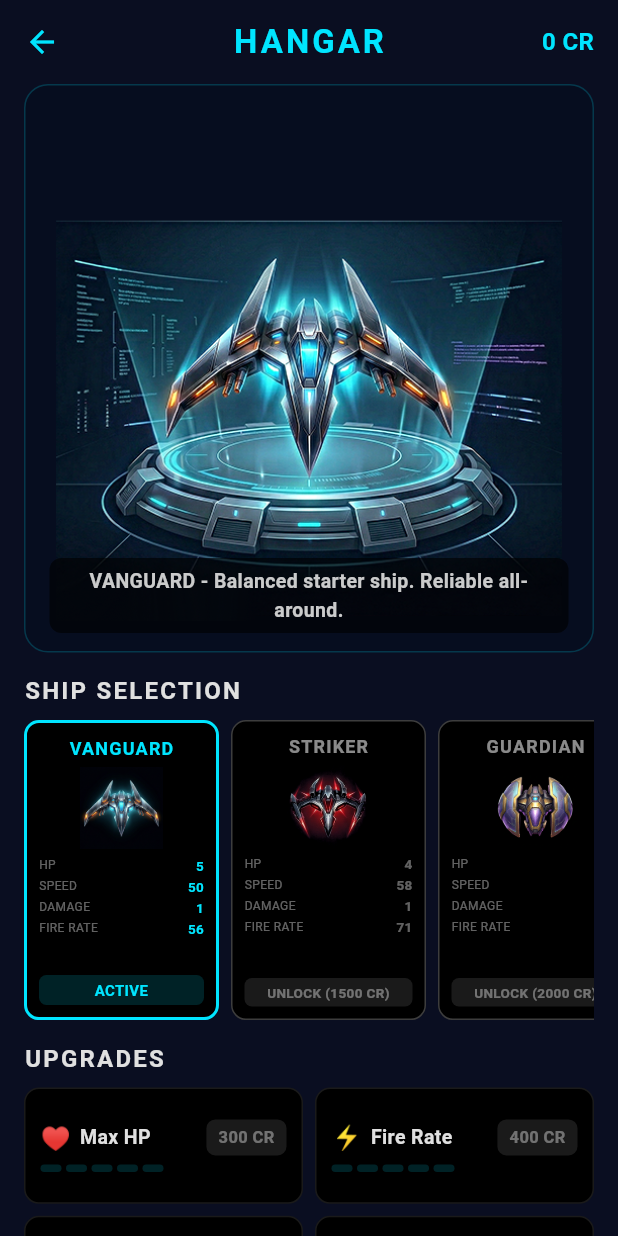
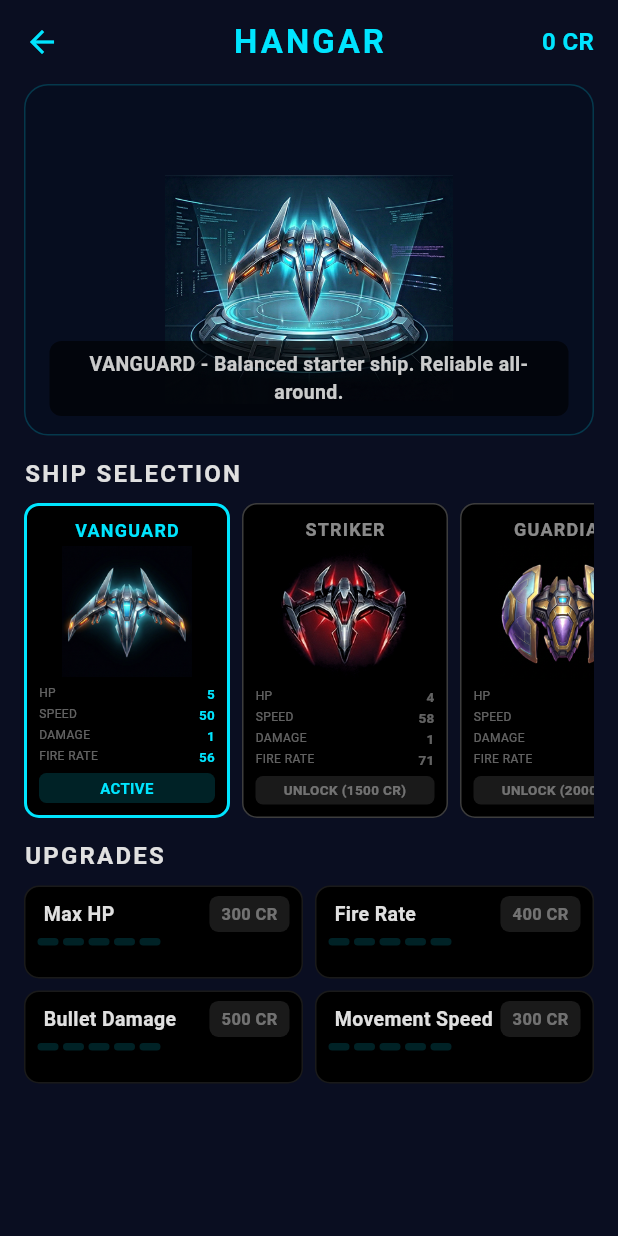
Before and after one commit to serge2day/galaxy_shoot, a Flutter app: the screen it shows after launch, after a tap on "HANGAR", on a phone screen of 412 x 824 dp. Run offline on Flutter 3.47's test engine with Material 3 defaults, Android fonts, the phone set to English and light mode, and no system bars; our stand-ins replace flutter_riverpod, shared_preferences; missing offline and left inert: flame.

Commit message:
Make UI responsive - scale all screens dynamically for all phone sizes
Added Responsive utility (lib/core/utils/responsive.dart):
- Scales all sizes relative to reference design (390x844)
- w() for width-based, h() for height-based, sp() for fonts
- Auto-initializes from MediaQuery

Home screen:
- All paddings, spacings, font sizes now scale with screen size
- Buttons and stats bar adapt to any phone width/height

Hangar screen:
- Hero ship display uses Responsive.h(240) instead of fixed %
- Ship card width scales with Responsive.w(130)
- Thumbnail uses Flexible to prevent overflow
- Upgrade cells use SingleChildScrollView for safety
- All tests pass on simulated phone viewport (1170x2532)

Stage select:
- Stage card circles scale with screen

Other screens init Responsive.init() on build.

https://claude.ai/code/session_019eqVE7nJo9XCTT7qLE4hj2

```diff
--- /dev/null
+++ b/lib/core/utils/responsive.dart
@@ -0,0 +1,31 @@
+import 'package:flutter/material.dart';
+
+/// Responsive scaling utilities based on screen size.
+/// Reference design: 390 x 844 (iPhone 14 / typical phone)
+class Responsive {
+  static double _width = 390;
+  static double _height = 844;
+
+  static void init(BuildContext context) {
+    final size = MediaQuery.of(context).size;
+    if (size.width > 0 && size.height > 0) {
+      _width = size.width;
+      _height = size.height;
+    }
+  }
+
+  /// Scale a value relative to reference width (390).
+  static double w(double value) => value * _width / 390;
+
+  /// Scale a value relative to reference height (844).
+  static double h(double value) => value * _height / 844;
+
+  /// Scale font size relative to width.
+  static double sp(double value) => value * _width / 390;
+
+  /// Screen width.
+  static double get screenWidth => _width;
+
+  /// Screen height.
+  static double get screenHeight => _height;
+}
--- a/lib/features/campaign/presentation/stage_select_screen.dart
+++ b/lib/features/campaign/presentation/stage_select_screen.dart
@@ -3,6 +3,7 @@ import 'package:flutter_riverpod/flutter_riverpod.dart';
 
 import '../../../app/providers.dart';
 import '../../../app/theme/app_theme.dart';
+import '../../../core/utils/responsive.dart';
 import '../domain/stage_id.dart';
 
 class StageSelectScreen extends ConsumerWidget {
@@ -10,6 +11,7 @@ class StageSelectScreen extends ConsumerWidget {
 
   @override
   Widget build(BuildContext context, WidgetRef ref) {
+    Responsive.init(context);
     final progress = ref.watch(campaignProgressProvider);
 
     return Scaffold(
@@ -97,8 +99,8 @@ class _StageCard extends StatelessWidget {
         child: Row(
           children: [
             Container(
-              width: 48,
-              height: 48,
+              width: Responsive.w(44),
+              height: Responsive.w(44),
               decoration: BoxDecoration(
                 shape: BoxShape.circle,
                 color: unlocked
--- a/lib/features/endless/presentation/endless_entry_screen.dart
+++ b/lib/features/endless/presentation/endless_entry_screen.dart
@@ -3,6 +3,7 @@ import 'package:flutter_riverpod/flutter_riverpod.dart';
 
 import '../../../app/providers.dart';
 import '../../../app/theme/app_theme.dart';
+import '../../../core/utils/responsive.dart';
 import '../domain/biome_definition.dart';
 import '../domain/sector_definition.dart';
 import '../generation/sector_generator.dart';
@@ -12,6 +13,7 @@ class EndlessEntryScreen extends ConsumerWidget {
 
   @override
   Widget build(BuildContext context, WidgetRef ref) {
+    Responsive.init(context);
     final endlessProgress = ref.watch(endlessProgressProvider);
     final shipDef = ref.watch(selectedShipDefinitionProvider);
     final nextSector = endlessProgress.highestSector + 1;
@@ -56,7 +58,8 @@ class EndlessEntryScreen extends ConsumerWidget {
               child: ListView.separated(
                 padding: const EdgeInsets.symmetric(horizontal: 16),
                 itemCount: sectors.length,
-                separatorBuilder: (context, index) => const SizedBox(height: 10),
+                separatorBuilder: (context, index) =>
+                    const SizedBox(height: 10),
                 itemBuilder: (context, index) {
                   final sector = sectors[index];
                   final isActive = index == 0;
@@ -83,8 +86,7 @@ class EndlessEntryScreen extends ConsumerWidget {
                   SizedBox(
                     width: double.infinity,
                     child: ElevatedButton(
-                      onPressed: () =>
-                          Navigator.of(context).pop(sectors.first),
+                      onPressed: () => Navigator.of(context).pop(sectors.first),
                       child: Text(
                         nextSector == 1
                             ? 'BEGIN ENDLESS RUN'
@@ -189,9 +191,11 @@ class _SectorCard extends StatelessWidget {
               ),
               child: Center(
                 child: isLocked
-                    ? Icon(Icons.lock,
+                    ? Icon(
+                        Icons.lock,
                         size: 18,
-                        color: Colors.white.withValues(alpha: 0.2))
+                        color: Colors.white.withValues(alpha: 0.2),
+                      )
                     : Text(
                         '${sector.sectorNumber}',
                         style: TextStyle(
@@ -239,8 +243,7 @@ class _SectorCard extends StatelessWidget {
                       '${sector.missionCount} missions',
                       style: TextStyle(
                         fontSize: 11,
-                        color:
-                            AppTheme.textSecondary.withValues(alpha: 0.5),
+                        color: AppTheme.textSecondary.withValues(alpha: 0.5),
                       ),
                     ),
                   ],
@@ -253,17 +256,18 @@ class _SectorCard extends StatelessWidget {
                 crossAxisAlignment: CrossAxisAlignment.end,
                 children: sector.modifiers
                     .take(2)
-                    .map((m) => Padding(
+                    .map(
+                      (m) => Padding(
                         padding: const EdgeInsets.only(bottom: 2),
                         child: Text(
                           m.displayName,
                           style: TextStyle(
                             fontSize: 10,
-                              color: AppTheme.accentColor
-                                  .withValues(alpha: 0.7),
+                            color: AppTheme.accentColor.withValues(alpha: 0.7),
                           ),
                         ),
-                        ))
+                      ),
+                    )
                     .toList(),
               )
             else if (isLocked)
@@ -276,8 +280,11 @@ class _SectorCard extends StatelessWidget {
                 ),
               )
             else if (isActive)
-              const Icon(Icons.play_arrow,
-                  color: AppTheme.primaryColor, size: 24),
+              const Icon(
+                Icons.play_arrow,
+                color: AppTheme.primaryColor,
+                size: 24,
+              ),
           ],
         ),
       ),
--- a/lib/features/hangar/presentation/hangar_screen.dart
+++ b/lib/features/hangar/presentation/hangar_screen.dart
@@ -3,6 +3,7 @@ import 'package:flutter_riverpod/flutter_riverpod.dart';
 
 import '../../../app/providers.dart';
 import '../../../app/theme/app_theme.dart';
+import '../../../core/utils/responsive.dart';
 import '../../progression/domain/upgrade_definition.dart';
 import '../domain/ship_definition.dart';
 
@@ -11,6 +12,7 @@ class HangarScreen extends ConsumerWidget {
 
   @override
   Widget build(BuildContext context, WidgetRef ref) {
+    Responsive.init(context);
     final unlockedIds = ref.watch(unlockedShipsProvider);
     final selectedId = ref.watch(selectedShipProvider);
     final wallet = ref.watch(walletProvider);
@@ -79,7 +81,7 @@ class HangarScreen extends ConsumerWidget {
             const SizedBox(height: 8),
             // Compact horizontal ship cards
             SizedBox(
-              height: 200,
+              height: 210,
               child: ListView.separated(
                 scrollDirection: Axis.horizontal,
                 itemCount: ShipCatalog.ships.length,
@@ -126,7 +128,7 @@ class HangarScreen extends ConsumerWidget {
               crossAxisCount: 2,
               mainAxisSpacing: 8,
               crossAxisSpacing: 8,
-              childAspectRatio: 2.4,
+              childAspectRatio: 3.0,
               children: UpgradeConfig.definitions.map((def) {
                 final currentLevel = upgradeState.levelOf(def.type);
                 final isMaxed = currentLevel >= def.maxLevel;
@@ -175,9 +177,8 @@ class _HeroShipDisplay extends StatelessWidget {
 
   @override
   Widget build(BuildContext context) {
-    final screenHeight = MediaQuery.of(context).size.height;
     return Container(
-      height: screenHeight * 0.46,
+      height: Responsive.h(240),
       decoration: BoxDecoration(
         borderRadius: BorderRadius.circular(16),
         border: Border.all(color: AppTheme.primaryColor.withValues(alpha: 0.2)),
@@ -259,14 +260,16 @@ class _ShipCard extends StatelessWidget {
           ? onSelect
           : (credits >= ship.unlockCost ? onUnlock : null),
       child: Container(
-        width: 130,
+        width: Responsive.w(130),
         padding: const EdgeInsets.all(8),
+        clipBehavior: Clip.hardEdge,
         decoration: BoxDecoration(
           borderRadius: BorderRadius.circular(10),
           border: Border.all(color: _borderColor, width: isSelected ? 2 : 1),
           color: const Color(0xFF000000),
         ),
         child: Column(
+          mainAxisSize: MainAxisSize.min,
           children: [
             // Ship name
             Text(
@@ -278,16 +281,15 @@ class _ShipCard extends StatelessWidget {
                 letterSpacing: 0.8,
               ),
             ),
-            const SizedBox(height: 4),
-            // Thumbnail - compact
-            SizedBox(
-              height: 55,
+            const SizedBox(height: 2),
+            // Thumbnail
+            Flexible(
               child: Image.asset(
                 'assets/images/ship_${ship.id}_thumb.png',
                 fit: BoxFit.contain,
                 errorBuilder: (context, error, stackTrace) => Icon(
                   isUnlocked ? Icons.rocket_launch : Icons.lock,
-                  size: 30,
+                  size: 28,
                   color: isUnlocked
                       ? _borderColor.withValues(alpha: 0.5)
                       : Colors.white24,
@@ -303,8 +305,7 @@ class _ShipCard extends StatelessWidget {
               'FIRE RATE',
               ((1 / ship.baseStats.fireCooldown) * 10).round().toString(),
             ),
-            const Spacer(),
-            // Action button
+            const SizedBox(height: 4),
             _buildAction(),
           ],
         ),
@@ -416,20 +417,20 @@ class _UpgradeCell extends StatelessWidget {
   @override
   Widget build(BuildContext context) {
     return Container(
-      padding: const EdgeInsets.symmetric(horizontal: 10, vertical: 8),
+      padding: const EdgeInsets.symmetric(horizontal: 8, vertical: 6),
       decoration: BoxDecoration(
         borderRadius: BorderRadius.circular(10),
         color: const Color(0xFF000000),
         border: Border.all(color: Colors.white10),
       ),
+      child: SingleChildScrollView(
         child: Column(
           crossAxisAlignment: CrossAxisAlignment.start,
-        mainAxisAlignment: MainAxisAlignment.center,
+          mainAxisSize: MainAxisSize.min,
           children: [
             Row(
               children: [
-              Text(def.type.icon, style: const TextStyle(fontSize: 16)),
-              const SizedBox(width: 6),
+                const SizedBox(width: 4),
                 Expanded(
                   child: Text(
                     def.type.displayName,
@@ -475,7 +476,7 @@ class _UpgradeCell extends StatelessWidget {
                   ),
               ],
             ),
-          const SizedBox(height: 6),
+            const SizedBox(height: 4),
             Row(
               children: List.generate(def.maxLevel, (i) {
                 return Container(
@@ -493,6 +494,7 @@ class _UpgradeCell extends StatelessWidget {
             ),
           ],
         ),
+      ),
     );
   }
 }
--- a/lib/features/home/presentation/home_screen.dart
+++ b/lib/features/home/presentation/home_screen.dart
@@ -4,12 +4,14 @@ import 'package:flutter_riverpod/flutter_riverpod.dart';
 import '../../../app/providers.dart';
 import '../../../app/routes.dart';
 import '../../../app/theme/app_theme.dart';
+import '../../../core/utils/responsive.dart';
 
 class HomeScreen extends ConsumerWidget {
   const HomeScreen({super.key});
 
   @override
   Widget build(BuildContext context, WidgetRef ref) {
+    Responsive.init(context);
     final bestScore = ref.watch(bestScoreProvider);
     final wallet = ref.watch(walletProvider);
     final shipDef = ref.watch(selectedShipDefinitionProvider);
@@ -18,7 +20,6 @@ class HomeScreen extends ConsumerWidget {
       body: Stack(
         fit: StackFit.expand,
         children: [
-          // Full-screen background
           Positioned.fill(
             child: Image.asset(
               'assets/images/home_bg.png',
@@ -28,7 +29,6 @@ class HomeScreen extends ConsumerWidget {
                   Container(color: AppTheme.bgDark),
             ),
           ),
-          // Bottom gradient for UI
           Positioned.fill(
             child: Container(
               decoration: const BoxDecoration(
@@ -47,21 +47,18 @@ class HomeScreen extends ConsumerWidget {
               ),
             ),
           ),
-          // UI
           SafeArea(
             child: Padding(
-              padding: const EdgeInsets.symmetric(horizontal: 24),
+              padding: EdgeInsets.symmetric(horizontal: Responsive.w(24)),
               child: Column(
                 children: [
                   const Spacer(),
-                  // Stats bar
                   _StatsBar(
                     bestScore: bestScore,
                     credits: wallet.credits,
                     shipName: shipDef.displayName,
                   ),
-                  const SizedBox(height: 20),
-                  // Campaign button
+                  SizedBox(height: Responsive.h(16)),
                   _StyledButton(
                     label: 'CAMPAIGN',
                     gradient: const LinearGradient(
@@ -73,8 +70,7 @@ class HomeScreen extends ConsumerWidget {
                       context,
                     ).pushReplacementNamed(AppRoutes.game),
                   ),
-                  const SizedBox(height: 10),
-                  // Endless Galaxy Mode button
+                  SizedBox(height: Responsive.h(8)),
                   _StyledButton(
                     label: 'ENDLESS GALAXY',
                     gradient: const LinearGradient(
@@ -86,8 +82,7 @@ class HomeScreen extends ConsumerWidget {
                       context,
                     ).pushReplacementNamed(AppRoutes.endless),
                   ),
-                  const SizedBox(height: 10),
-                  // HANGAR button
+                  SizedBox(height: Responsive.h(8)),
                   _StyledButton(
                     label: 'HANGAR',
                     gradient: const LinearGradient(
@@ -98,7 +93,7 @@ class HomeScreen extends ConsumerWidget {
                     onTap: () =>
                         Navigator.of(context).pushNamed(AppRoutes.hangar),
                   ),
-                  const SizedBox(height: 12),
+                  SizedBox(height: Responsive.h(8)),
                   Row(
                     children: [
                       Expanded(
@@ -106,17 +101,17 @@ class HomeScreen extends ConsumerWidget {
                           onPressed: () => Navigator.of(
                             context,
                           ).pushNamed(AppRoutes.settings),
-                          icon: const Icon(
+                          icon: Icon(
                             Icons.settings,
                             color: AppTheme.primaryColor,
-                            size: 18,
+                            size: Responsive.sp(16),
                           ),
-                          label: const Text(
+                          label: Text(
                             'SETTINGS',
                             style: TextStyle(
                               color: AppTheme.primaryColor,
                               letterSpacing: 1,
-                              fontSize: 13,
+                              fontSize: Responsive.sp(12),
                             ),
                           ),
                         ),
@@ -125,24 +120,24 @@ class HomeScreen extends ConsumerWidget {
                         child: TextButton.icon(
                           onPressed: () =>
                               Navigator.of(context).pushNamed(AppRoutes.about),
-                          icon: const Icon(
+                          icon: Icon(
                             Icons.info_outline,
                             color: AppTheme.textSecondary,
-                            size: 18,
+                            size: Responsive.sp(16),
                           ),
-                          label: const Text(
+                          label: Text(
                             'ABOUT',
                             style: TextStyle(
                               color: AppTheme.textSecondary,
                               letterSpacing: 1,
-                              fontSize: 13,
+                              fontSize: Responsive.sp(12),
                             ),
                           ),
                         ),
                       ),
                     ],
                   ),
-                  const SizedBox(height: 8),
+                  SizedBox(height: Responsive.h(6)),
                 ],
               ),
             ),
@@ -167,9 +162,12 @@ class _StatsBar extends StatelessWidget {
   @override
   Widget build(BuildContext context) {
     return Container(
-      padding: const EdgeInsets.symmetric(horizontal: 16, vertical: 12),
+      padding: EdgeInsets.symmetric(
+        horizontal: Responsive.w(14),
+        vertical: Responsive.h(10),
+      ),
       decoration: BoxDecoration(
-        borderRadius: BorderRadius.circular(10),
+        borderRadius: BorderRadius.circular(Responsive.w(10)),
         border: Border.all(
           color: const Color(0xFF00E5FF).withValues(alpha: 0.5),
         ),
@@ -179,10 +177,10 @@ class _StatsBar extends StatelessWidget {
         mainAxisAlignment: MainAxisAlignment.spaceEvenly,
         children: [
           _col('BEST', '$bestScore'),
-          Container(width: 1, height: 32, color: Colors.white12),
+          Container(width: 1, height: Responsive.h(28), color: Colors.white12),
           _col('CREDITS', '$credits'),
-          Container(width: 1, height: 32, color: Colors.white12),
-          _col('ACTIVE SHIP', shipName),
+          Container(width: 1, height: Responsive.h(28), color: Colors.white12),
+          _col('SHIP', shipName),
         ],
       ),
     );
@@ -193,19 +191,19 @@ class _StatsBar extends StatelessWidget {
       children: [
         Text(
           label,
-          style: const TextStyle(
-            fontSize: 10,
+          style: TextStyle(
+            fontSize: Responsive.sp(9),
             letterSpacing: 1.2,
-            color: Color(0xFF9E9E9E),
+            color: const Color(0xFF9E9E9E),
           ),
         ),
-        const SizedBox(height: 4),
+        SizedBox(height: Responsive.h(3)),
         Text(
           value,
-          style: const TextStyle(
-            fontSize: 16,
+          style: TextStyle(
+            fontSize: Responsive.sp(14),
             fontWeight: FontWeight.bold,
-            color: Color(0xFF00E5FF),
+            color: const Color(0xFF00E5FF),
           ),
         ),
       ],
@@ -234,16 +232,15 @@ class _StyledButton extends StatelessWidget {
       onTap: onTap,
       child: Container(
         width: double.infinity,
-        padding: const EdgeInsets.symmetric(vertical: 16),
+        padding: EdgeInsets.symmetric(vertical: Responsive.h(14)),
         decoration: BoxDecoration(
           gradient: gradient,
-          borderRadius: BorderRadius.circular(12),
+          borderRadius: BorderRadius.circular(Responsive.w(10)),
           border: Border.all(color: borderColor, width: 1.5),
           boxShadow: [
             BoxShadow(
               color: borderColor.withValues(alpha: 0.3),
               blurRadius: 12,
-              spreadRadius: 0,
             ),
           ],
         ),
@@ -251,7 +248,7 @@ class _StyledButton extends StatelessWidget {
           child: Text(
             label,
             style: TextStyle(
-              fontSize: 20,
+              fontSize: Responsive.sp(17),
               fontWeight: FontWeight.bold,
               letterSpacing: 2,
               color: textColor,
```
Also changed, not shown: 1 other file. Lines whose indentation alone changed are shown as unchanged.
